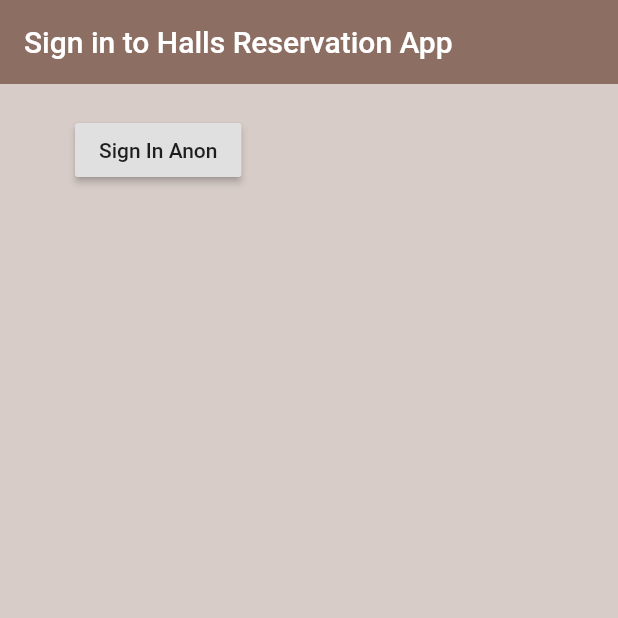
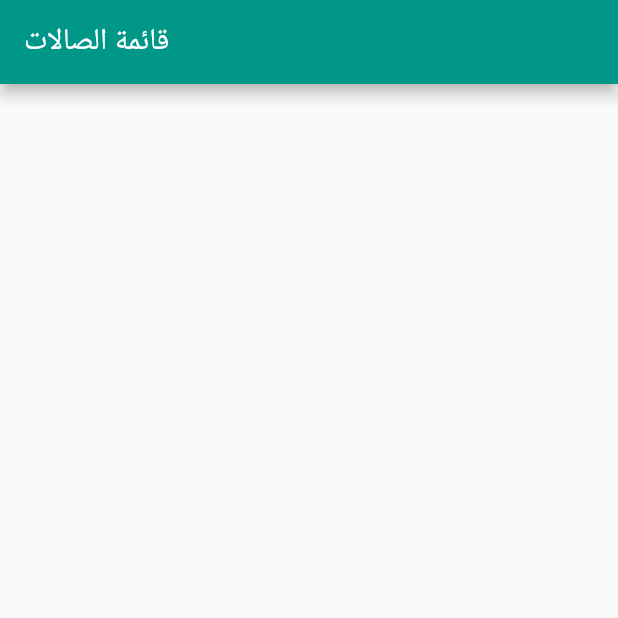
Before and after one commit to AhmadHirthani/halls_reservation, a Flutter app: the screen it shows after launch, on a phone screen of 412 x 824 dp, the top half of it. Run offline on Flutter 3.47's test engine with Material 2 defaults, Android fonts, the phone set to English and light mode, and no system bars; our stand-ins replace cloud_firestore, firebase_auth, firebase_core; accounts and stored records are empty.

Commit message:
adding firbase list

```diff
--- a/lib/main.dart
+++ b/lib/main.dart
@@ -1,11 +1,16 @@
 import 'package:flutter/material.dart';
-import 'mainPage.dart';
 import 'package:halls_reservation/screens/auth/sign_in.dart';
+import 'package:cloud_firestore/cloud_firestore.dart';
+import 'models/FirebaseServices.dart';
+
+
 void main() {
   // debugPaintSizeEnabled = true;
   runApp(new MaterialApp(
 //    home: mainPage(),
-    home: SignIn(),
+//    home: SignIn(),
+    home: HallsPage(),
+//    home: hallsPage(),
   ));
 }
 
@@ -22,6 +27,7 @@ class _loginPageState extends State<loginPage> {
   var password = "";
   var result = "";
 
+
   void readInputs() {
     setState(() {
       result = "";
@@ -29,7 +35,8 @@ class _loginPageState extends State<loginPage> {
       var passwordEntry = passwordController.text;
       if ((userNameEntry == "admin") && (passwordEntry == "admin")) {
         Navigator.push(context,
-            new MaterialPageRoute(builder: (context) => new hallsPage()));
+//            new MaterialPageRoute(builder: (context) => new hallsPage()));
+            new MaterialPageRoute(builder: (context) => new HallsPage()));
         result = "OK. Wellcome $result $userNameEntry";
       } else {
         result = "Sorry. Wrong User Name or Password";
@@ -145,20 +152,59 @@ class _loginPageState extends State<loginPage> {
         ));
   }
 }
+//
+//class hallsPage extends StatelessWidget {
+////  final hallsList = [ 'صالة مزايا','صالة الفريد','صالة الحلو','صالة بغداد','صالة الجزيرة', 'صالة الحرية','صالة النورس','بلس لايف','قصر الورود'];
+//
+//  @override
+//  Widget build(BuildContext context) {
+//    return MaterialApp(
+//      debugShowCheckedModeBanner: false,
+//      title: 'قائمة الصالات',
+//      theme: ThemeData(
+//        primarySwatch: Colors.teal,
+//      ),
+//      home: Scaffold(
+//        appBar: AppBar(title: Text('قائمة الصالات')),
+//        body: ListView.builder(
+//          itemCount: hallsList.length,
+//          itemBuilder: (context, index) {
+//            return ListTile(
+//              title: Text(
+//                hallsList[index],
+//                style: new TextStyle(fontSize: 25, color: Colors.lightGreen),
+//              ),
+//            );
+//          },
+//        ),
+//      ),
+//    );
+//  }
+//}
 
-class hallsPage extends StatelessWidget {
-  final hallsList = [
-    'صالة مزايا',
-    'صالة الفريد',
-    'صالة الحلو',
-    'صالة بغداد',
-    'صالة الجزيرة',
-    'صالة الحرية',
-    'صالة النورس',
-    'بلس لايف',
-    'قصر الورود'
-  ];
+class HallsList extends StatelessWidget {
+  final  stream =  Firestore.instance.collection("halls").getDocuments().asStream();
 
+  @override
+  Widget build(BuildContext context) {
+    return new StreamBuilder(
+      stream: stream ,
+      builder: (BuildContext context, AsyncSnapshot<QuerySnapshot> snapshot) {
+        if (!snapshot.hasData) return new Text('Loading...');
+        return new ListView(
+          children: snapshot.data.documents.map((document) {
+            return new ListTile(
+              title: new Text(document['hall_id']),
+              subtitle: new Text(document['hall_name']),
+            );
+          }).toList(),
+        );
+      },
+    );
+  }
+}
+
+class HallsPage extends StatelessWidget {
   @override
   Widget build(BuildContext context) {
     return MaterialApp(
@@ -169,17 +215,8 @@ class hallsPage extends StatelessWidget {
       ),
       home: Scaffold(
         appBar: AppBar(title: Text('قائمة الصالات')),
-        body: ListView.builder(
-          itemCount: hallsList.length,
-          itemBuilder: (context, index) {
-            return ListTile(
-              title: Text(
-                hallsList[index],
-                style: new TextStyle(fontSize: 25, color: Colors.lightGreen),
-              ),
-            );
-          },
-        ),
+        body:
+        HallsList(),
       ),
     );
   }
--- a/lib/models/user.dart
+++ b/lib/models/user.dart
@@ -0,0 +1,5 @@
+class User {
+
+  final String uid  ;
+  User({ this.uid }) ;
+}
--- a/lib/screens/auth/sign_in.dart
+++ b/lib/screens/auth/sign_in.dart
@@ -27,7 +27,7 @@ class _SignInState extends State<SignIn> {
                           print("error signing in");
                         }else{
                           print("signed In");
-                          print(result) ;
+                          print(result.uid) ;
                         }
             })));
   }
```
Also changed, not shown: lib/models/FirebaseServices.dart (added, +11 -0 lines), lib/services/auth.dart (+5 -2 lines).
